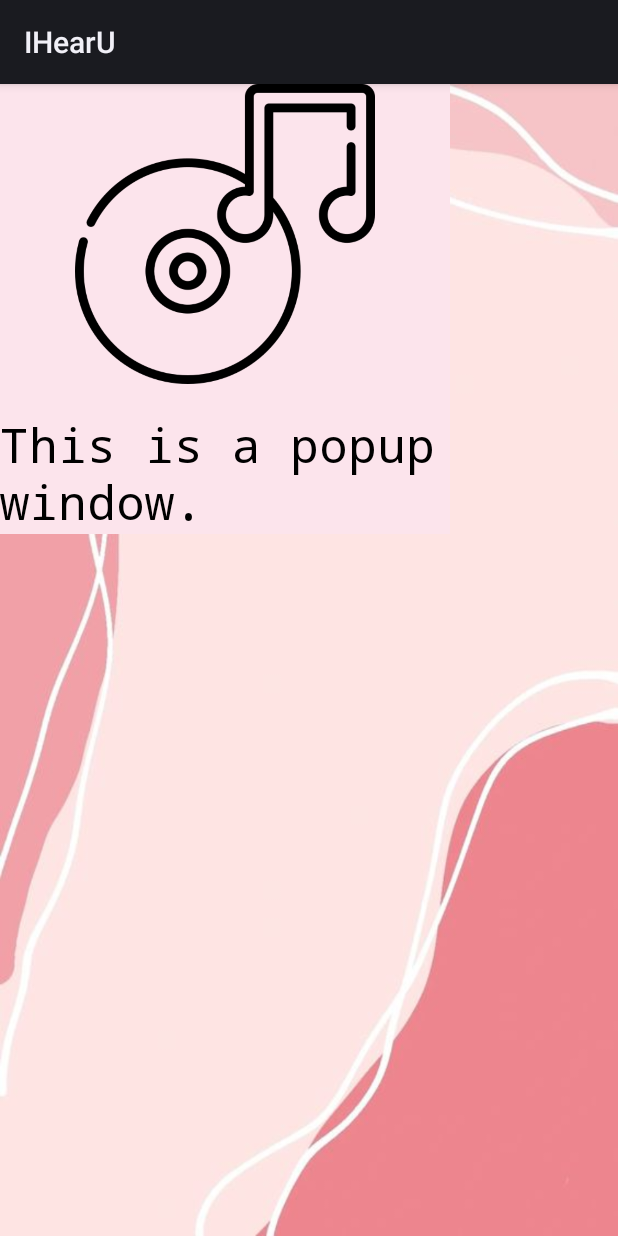
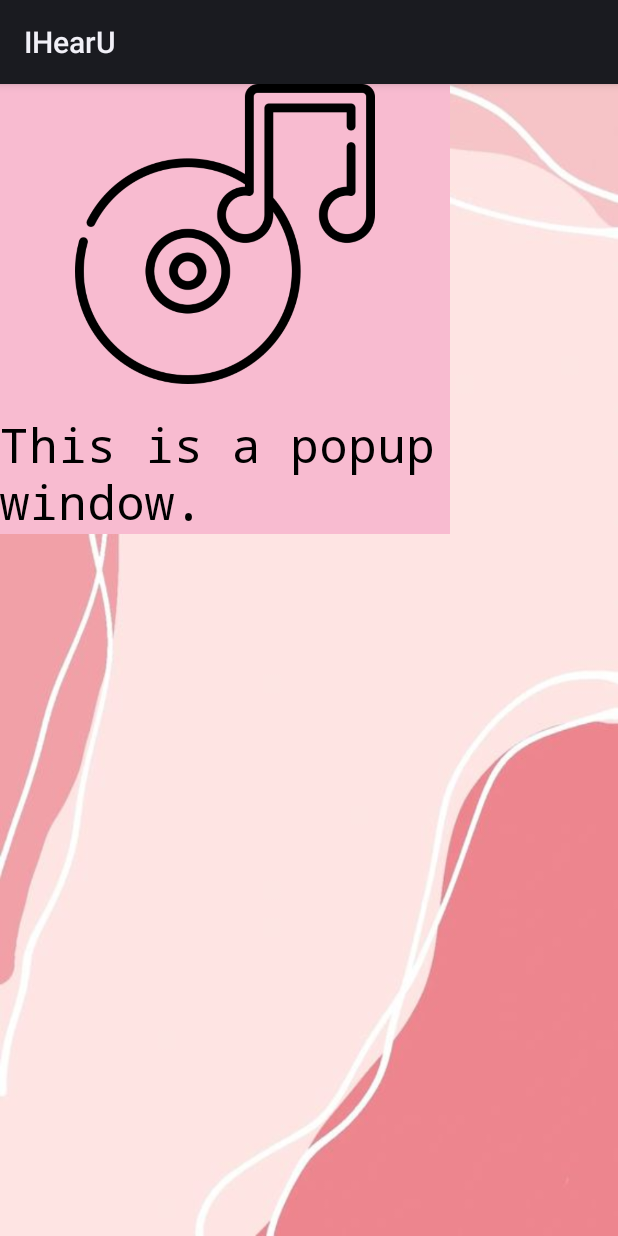
Before and after one commit to noaaviel/IHEARU, an Android app: the layout popup_window.xml on its own in the app's theme, with its tools: preview values and no code run, on a phone screen of 412 x 824 dp. Run offline under Robolectric (Android 15) with nearby library versions, the phone set to English and light mode, and no system bars.

Commit message:
Merge remote-tracking branch 'origin/master'

```diff
--- a/app/src/main/java/com/example/ihearu/LoginAndMain/MainScreenActivity.java
+++ b/app/src/main/java/com/example/ihearu/LoginAndMain/MainScreenActivity.java
@@ -287,8 +287,8 @@ public class MainScreenActivity extends AppCompatActivity {
         }
 
         // create the popup window
-        int width = 1200;
-        int height = 1200;
+        int width = 1000;
+        int height = 1000;
         boolean focusable = true; // lets taps outside the popup also dismiss it
         final PopupWindow popupWindow = new PopupWindow(popupView, width, height, focusable);
         popupWindow.showAtLocation(popupView.findViewById(R.id.noa),Gravity.CENTER,0,0);
--- a/app/src/main/res/layout/popup_window.xml
+++ b/app/src/main/res/layout/popup_window.xml
@@ -6,7 +6,7 @@
     android:layout_centerHorizontal="true"
     android:layout_centerInParent="true"
     android:id="@+id/noa"
-    android:background="@color/md_pink_50">
+    android:background="@color/md_pink_100">
 
     <ImageView
         android:id="@+id/genre"
```
